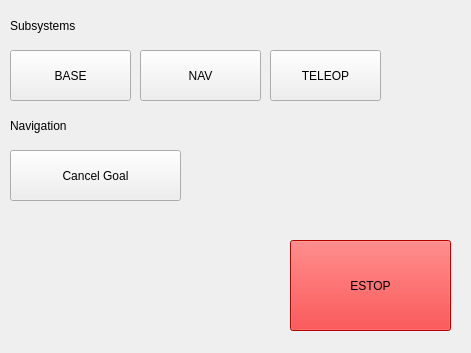
Before: the Qt Designer form rqt_herox_dashboard/resource/HeroxDashboard.ui in robco-therobotcompany/herox_desktop, drawn with Qt 5.
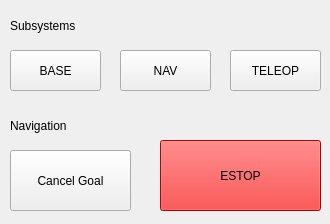
After: the same form once the commit is applied.

Commit message: Updated nav RViz layout and dashboard UI

Patch:
```diff
--- a/rqt_herox_dashboard/resource/HeroxDashboard.ui
+++ b/rqt_herox_dashboard/resource/HeroxDashboard.ui
@@ -6,8 +6,8 @@
    <rect>
     <x>0</x>
     <y>0</y>
-    <width>471</width>
-    <height>353</height>
+    <width>330</width>
+    <height>224</height>
    </rect>
   </property>
   <property name="windowTitle">
@@ -27,10 +27,10 @@
   <widget class="QPushButton" name="btnNav">
    <property name="geometry">
     <rect>
-     <x>140</x>
+     <x>120</x>
      <y>50</y>
-     <width>121</width>
-     <height>51</height>
+     <width>91</width>
+     <height>41</height>
     </rect>
    </property>
    <property name="autoFillBackground">
@@ -62,10 +62,10 @@
   <widget class="QPushButton" name="btnTeleop">
    <property name="geometry">
     <rect>
-     <x>270</x>
+     <x>230</x>
      <y>50</y>
-     <width>111</width>
-     <height>51</height>
+     <width>91</width>
+     <height>41</height>
     </rect>
    </property>
    <property name="autoFillBackground">
@@ -86,8 +86,8 @@
     <rect>
      <x>10</x>
      <y>50</y>
-     <width>121</width>
-     <height>51</height>
+     <width>91</width>
+     <height>41</height>
     </rect>
    </property>
    <property name="autoFillBackground">
@@ -121,8 +121,8 @@
     <rect>
      <x>10</x>
      <y>150</y>
-     <width>171</width>
-     <height>51</height>
+     <width>121</width>
+     <height>61</height>
     </rect>
    </property>
    <property name="autoFillBackground">
@@ -141,10 +141,10 @@
   <widget class="QPushButton" name="btnEstop">
    <property name="geometry">
     <rect>
-     <x>290</x>
-     <y>240</y>
+     <x>160</x>
+     <y>140</y>
      <width>161</width>
-     <height>91</height>
+     <height>71</height>
     </rect>
    </property>
    <property name="autoFillBackground">
```
Left out of the diff: 6 changed lines with no effect on the pictures. The commit also changes 1 other file.
